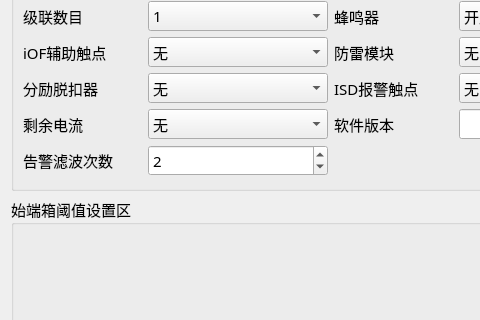
The window that setting/set_ipwid.ui (ChinaClever/BusbarTest) describes before a commit, drawn with Qt 5; both pictures show x 0 to 480 and y 83 to 403 of the 662 by 553 pixel window.
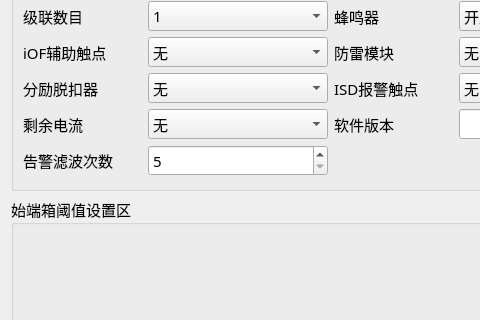
The same window after the commit.

```diff
--- a/setting/set_ipwid.ui
+++ b/setting/set_ipwid.ui
@@ -487,8 +487,11 @@
           <height>16777215</height>
          </size>
         </property>
+        <property name="minimum">
+         <number>5</number>
+        </property>
         <property name="value">
-         <number>2</number>
+         <number>5</number>
         </property>
        </widget>
       </item>
```
